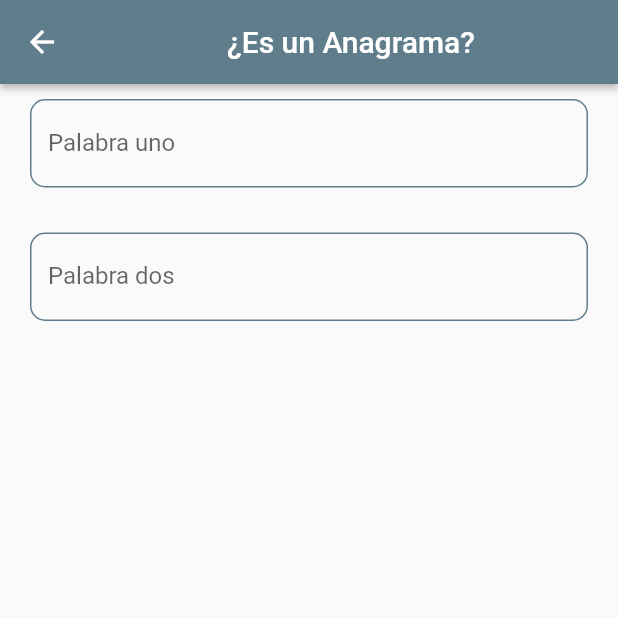
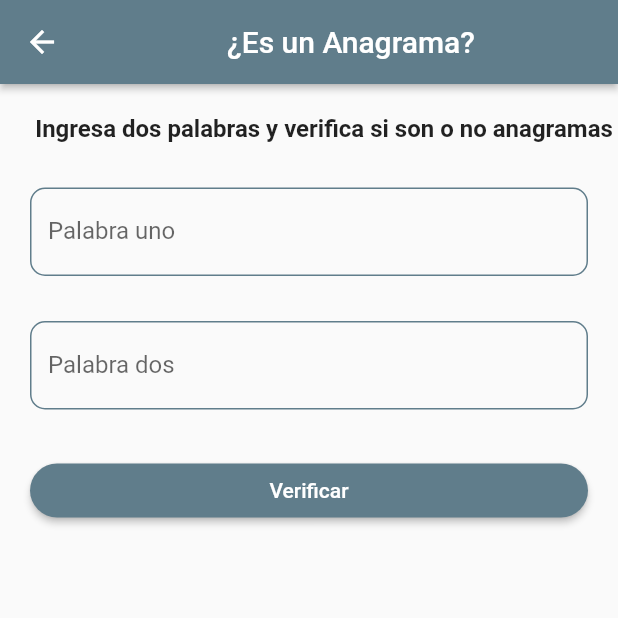
Before and after one commit to cT4pia94/Weekly-Challenge-2022-Flutter, a Flutter app: the Reto1Screen screen opened by its route, on a phone screen of 412 x 824 dp, the top half of it. Run offline on Flutter 3.47's test engine with Material 2 defaults, Android fonts, the phone set to English and light mode, and no system bars.

Commit message:
Default theme ElevatedButton, Reto1 completo pero con impresión por consola

```diff
--- a/lib/screens/reto_1.dart
+++ b/lib/screens/reto_1.dart
@@ -13,13 +13,51 @@ class Reto1Screen extends StatelessWidget {
       'secondary_text': 'Anagrama',
     };
 
+    String? response_one;
+    String? response_two;
+
+    bool isAnagram(responseOne, responseTwo) {
+      String normalize(String str) => (str
+              .toLowerCase()
+              .replaceAll(
+                  RegExp(
+                    r'[^a-z0-9]',
+                    caseSensitive: false,
+                  ),
+                  '')
+              .split('')
+            ..sort())
+          .join('');
+      if (normalize(responseOne) == normalize(responseTwo)) {
+        return true;
+      } else {
+        return false;
+      }
+    }
+
     return Scaffold(
       appBar: AppBar(
         title: const Center(
           child: Text('¿Es un Anagrama?'),
         ),
       ),
-      body: SingleChildScrollView(
+      body: Column(
+        children: [
+          const Padding(
+            padding: EdgeInsets.only(
+              top: 20,
+              left: 20,
+              bottom: 20,
+            ),
+            child: Text(
+              'Ingresa dos palabras y verifica si son o no anagramas',
+              style: TextStyle(
+                fontSize: 16,
+                fontWeight: FontWeight.bold,
+              ),
+            ),
+          ),
+          SingleChildScrollView(
             child: Padding(
               padding: const EdgeInsets.symmetric(
                 horizontal: 20,
@@ -42,11 +80,34 @@ class Reto1Screen extends StatelessWidget {
                       formProperty: 'secondary_text',
                       formValues: formValues,
                     ),
+                    const SizedBox(height: 30),
+                    ElevatedButton(
+                      onPressed: () {
+                        FocusScope.of(context).requestFocus(FocusNode());
+                        if (!myFormKey.currentState!.validate()) {
+                          print('Agrega dos palabras');
+                          return;
+                        }
+                        response_one = formValues['primary_text'];
+                        response_two = formValues['secondary_text'];
+
+                        print(isAnagram(response_one, response_two));
+                      },
+                      child: const SizedBox(
+                        width: double.infinity,
+                        child: Center(
+                          child: Text('Verificar'),
+                        ),
+                      ),
+                    ),
+                    const SizedBox(height: 40),
                   ],
                 ),
               ),
             ),
           ),
+        ],
+      ),
     );
   }
 }
--- a/lib/theme/app_theme.dart
+++ b/lib/theme/app_theme.dart
@@ -41,5 +41,14 @@ class AppTheme {
         ),
       ),
     ),
+
+    // ElevatedButton Theme
+    elevatedButtonTheme: ElevatedButtonThemeData(
+      style: ElevatedButton.styleFrom(
+        primary: primary,
+        shape: const StadiumBorder(),
+        elevation: 2,
+      ),
+    ),
   );
 }
--- a/lib/widgets/custom_input.dart
+++ b/lib/widgets/custom_input.dart
@@ -40,6 +40,7 @@ class CustomInput extends StatelessWidget {
       onChanged: (value) => formValues[formProperty] = value,
       validator: (value) {
         if (value == null) return 'Campo requerido';
+        return value.length < 2 ? 'Campo requerido' : null;
       },
       autovalidateMode: AutovalidateMode.onUserInteraction,
       decoration: InputDecoration(
```
Lines whose indentation alone changed are shown as unchanged.
